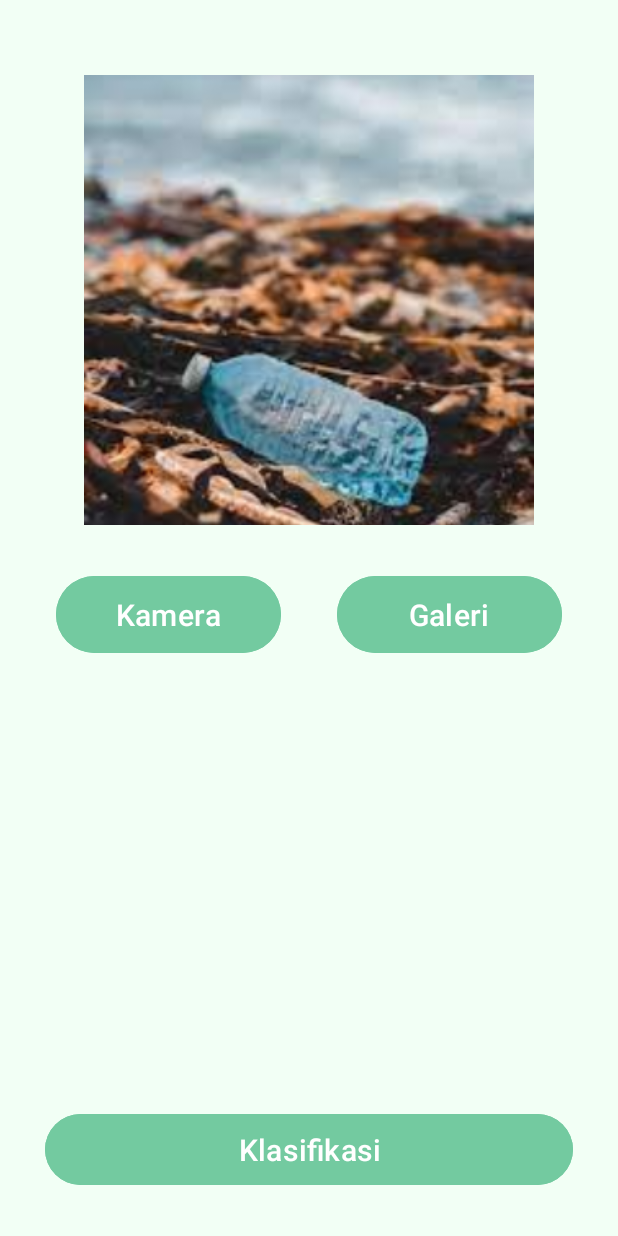
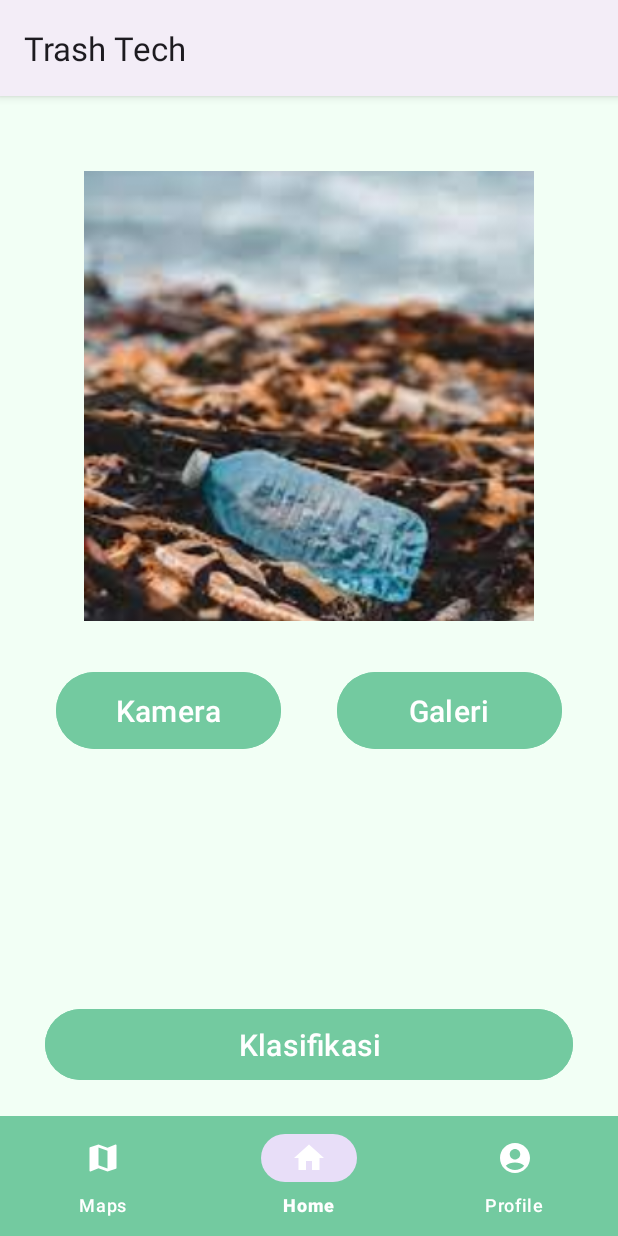
Before and after one commit to syamsudinhilmi/trashtech-project, an Android app: the screen it shows after launch (MainActivity), on a phone screen of 412 x 824 dp. Run offline under Robolectric (Android 15) with nearby library versions, the phone set to English and light mode, and no system bars.

Commit message:
pembuatan bottom navigation

```diff
--- a/app/src/main/java/com/playdeadrespawn/trashtech/ui/activity/MainActivity.kt
+++ b/app/src/main/java/com/playdeadrespawn/trashtech/ui/activity/MainActivity.kt
@@ -5,6 +5,8 @@ import androidx.appcompat.app.AppCompatActivity
 import android.os.Bundle
 import com.playdeadrespawn.trashtech.R
 import com.playdeadrespawn.trashtech.databinding.ActivityMainBinding
+import com.playdeadrespawn.trashtech.ui.BottomNavigationUtils
+import com.playdeadrespawn.trashtech.ui.BottomNavigationUtils.handleBottomNavigation
 
 class MainActivity : AppCompatActivity() {
     private lateinit var binding: ActivityMainBinding
@@ -20,5 +22,13 @@ class MainActivity : AppCompatActivity() {
         binding.btnGalery.setOnClickListener{
             startActivity(Intent(this, MapsActivity::class.java))
         }
+
+        val bottomNavView = binding.bottomNavView
+        bottomNavView.selectedItemId = R.id.home
+        bottomNavView.setOnItemSelectedListener  { item ->
+            BottomNavigationUtils.handleBottomNavigation(this, item.itemId)
+            true
+        }
+
     }
 }
--- a/app/src/main/java/com/playdeadrespawn/trashtech/ui/activity/MapsActivity.kt
+++ b/app/src/main/java/com/playdeadrespawn/trashtech/ui/activity/MapsActivity.kt
@@ -11,6 +11,7 @@ import com.google.android.gms.maps.model.LatLng
 import com.google.android.gms.maps.model.MarkerOptions
 import com.playdeadrespawn.trashtech.R
 import com.playdeadrespawn.trashtech.databinding.ActivityMapsBinding
+import com.playdeadrespawn.trashtech.ui.BottomNavigationUtils
 
 class MapsActivity : AppCompatActivity(), OnMapReadyCallback {
 
@@ -27,6 +28,7 @@ class MapsActivity : AppCompatActivity(), OnMapReadyCallback {
         val mapFragment = supportFragmentManager
             .findFragmentById(R.id.map) as SupportMapFragment
         mapFragment.getMapAsync(this)
+
     }
 
     /**
--- /dev/null
+++ b/app/src/main/res/drawable/baseline_home_24.xml
@@ -0,0 +1,5 @@
+<vector android:height="24dp" android:tint="#FFFFFF"
+    android:viewportHeight="24" android:viewportWidth="24"
+    android:width="24dp" xmlns:android="http://schemas.android.com/apk/res/android">
+    <path android:fillColor="@android:color/white" android:pathData="M10,20v-6h4v6h5v-8h3L12,3 2,12h3v8z"/>
+</vector>
--- /dev/null
+++ b/app/src/main/res/drawable/baseline_map_24.xml
@@ -0,0 +1,5 @@
+<vector android:height="24dp" android:tint="#FFFFFF"
+    android:viewportHeight="24" android:viewportWidth="24"
+    android:width="24dp" xmlns:android="http://schemas.android.com/apk/res/android">
+    <path android:fillColor="@android:color/white" android:pathData="M20.5,3l-0.16,0.03L15,5.1 9,3 3.36,4.9c-0.21,0.07 -0.36,0.25 -0.36,0.48V20.5c0,0.28 0.22,0.5 0.5,0.5l0.16,-0.03L9,18.9l6,2.1 5.64,-1.9c0.21,-0.07 0.36,-0.25 0.36,-0.48V3.5c0,-0.28 -0.22,-0.5 -0.5,-0.5zM15,19l-6,-2.11V5l6,2.11V19z"/>
+</vector>
--- /dev/null
+++ b/app/src/main/res/drawable/baseline_person_2_24.xml
@@ -0,0 +1,6 @@
+<vector android:height="24dp" android:tint="#FFFFFF"
+    android:viewportHeight="24" android:viewportWidth="24"
+    android:width="24dp" xmlns:android="http://schemas.android.com/apk/res/android">
+    <path android:fillColor="@android:color/white" android:pathData="M18.39,14.56C16.71,13.7 14.53,13 12,13c-2.53,0 -4.71,0.7 -6.39,1.56C4.61,15.07 4,16.1 4,17.22V20h16v-2.78C20,16.1 19.39,15.07 18.39,14.56z"/>
+    <path android:fillColor="@android:color/white" android:pathData="M9.78,12h4.44c1.21,0 2.14,-1.06 1.98,-2.26l-0.32,-2.45C15.57,5.39 13.92,4 12,4S8.43,5.39 8.12,7.29L7.8,9.74C7.64,10.94 8.57,12 9.78,12z"/>
+</vector>
--- a/app/src/main/res/layout/activity_main.xml
+++ b/app/src/main/res/layout/activity_main.xml
@@ -12,6 +12,7 @@
         android:layout_width="300dp"
         android:layout_height="300dp"
         android:layout_marginTop="50dp"
+        android:contentDescription="@string/img_desc"
         android:scaleType="centerCrop"
         android:src="@drawable/default_image"
         app:layout_constraintEnd_toEndOf="parent"
@@ -51,15 +52,27 @@
         android:layout_width="match_parent"
         android:layout_height="wrap_content"
         android:layout_marginHorizontal="30dp"
-        android:layout_marginBottom="30dp"
+        android:layout_marginBottom="20dp"
         android:backgroundTint="@color/primary"
         android:padding="10dp"
         android:paddingVertical="5dp"
         android:text="Klasifikasi"
         android:textSize="20sp"
-        app:layout_constraintBottom_toBottomOf="parent"
+        app:layout_constraintBottom_toTopOf="@id/bottomNavView"
         app:layout_constraintEnd_toEndOf="parent"
         app:layout_constraintStart_toStartOf="parent" />
 
+    <com.google.android.material.bottomnavigation.BottomNavigationView
+        android:id="@+id/bottomNavView"
+        android:layout_width="match_parent"
+        android:background="@color/primary"
+        app:itemTextColor="@color/white"
+        app:itemIconTint="@color/white"
+        android:layout_height="wrap_content"
+        app:layout_constraintBottom_toBottomOf="parent"
+        app:layout_constraintEnd_toEndOf="parent"
+        app:layout_constraintStart_toStartOf="parent"
+        app:menu="@menu/bottom_nav_menu"/>
+
 
 </androidx.constraintlayout.widget.ConstraintLayout>
--- a/app/src/main/res/layout/activity_result.xml
+++ b/app/src/main/res/layout/activity_result.xml
@@ -14,6 +14,7 @@
 		android:src="@drawable/default_image"
 		app:layout_constraintEnd_toEndOf="parent"
 		app:layout_constraintStart_toStartOf="parent"
+		android:contentDescription="@string/img_desc"
 		app:layout_constraintTop_toTopOf="parent" />
 
 	<TextView
--- /dev/null
+++ b/app/src/main/res/menu/bottom_nav_menu.xml
@@ -0,0 +1,17 @@
+<?xml version="1.0" encoding="utf-8"?>
+<menu xmlns:android="http://schemas.android.com/apk/res/android">
+    <item
+        android:id="@+id/maps"
+        android:title="Maps"
+        android:icon="@drawable/baseline_map_24"/>
+
+    <item
+        android:id="@+id/home"
+        android:title="Home"
+        android:icon="@drawable/baseline_home_24"/>
+
+    <item
+        android:id="@+id/profile"
+        android:title="Profile"
+        android:icon="@drawable/ic_preview_profile"/>
+</menu>
--- a/app/src/main/res/values-night/themes.xml
+++ b/app/src/main/res/values-night/themes.xml
@@ -1,6 +1,6 @@
 <resources xmlns:tools="http://schemas.android.com/tools">
 	<!-- Base application theme. -->
-	<style name="Base.Theme.TrashTech" parent="Theme.Material3.DayNight.NoActionBar">
+	<style name="Base.Theme.TrashTech" parent="Theme.Material3.DayNight">
 		<!-- Customize your dark theme here. -->
 		<!-- <item name="colorPrimary">@color/my_dark_primary</item> -->
 	</style>
--- a/app/src/main/res/values/strings.xml
+++ b/app/src/main/res/values/strings.xml
@@ -1,6 +1,7 @@
 <resources>
 	<string name="app_name">Trash Tech</string>
 	<string name="email_alert">email tidak valid</string>
+	<string name="img_desc">default image</string>
 	<string name="password_alert">password kurang dari 8 karakter</string>
 	<string name="tv_nama">Nama</string>
 	<string name="tv_email">Email</string>
--- a/app/src/main/res/values/themes.xml
+++ b/app/src/main/res/values/themes.xml
@@ -1,6 +1,6 @@
 <resources xmlns:tools="http://schemas.android.com/tools">
 	<!-- Base application theme. -->
-	<style name="Base.Theme.TrashTech" parent="Theme.Material3.DayNight.NoActionBar">
+	<style name="Base.Theme.TrashTech" parent="Theme.Material3.DayNight">
 		<!-- Customize your light theme here. -->
 		<!-- <item name="colorPrimary">@color/my_light_primary</item> -->
 	</style>
```
Also changed, not shown: app/src/main/java/com/playdeadrespawn/trashtech/ui/BottomNavigationUtils.kt (added, +37 -0 lines), app/src/main/java/com/playdeadrespawn/trashtech/ui/activity/ProfileActivity.kt (+24 -1 lines), app/src/main/res/layout/activity_profile.xml (+12 -0 lines).
